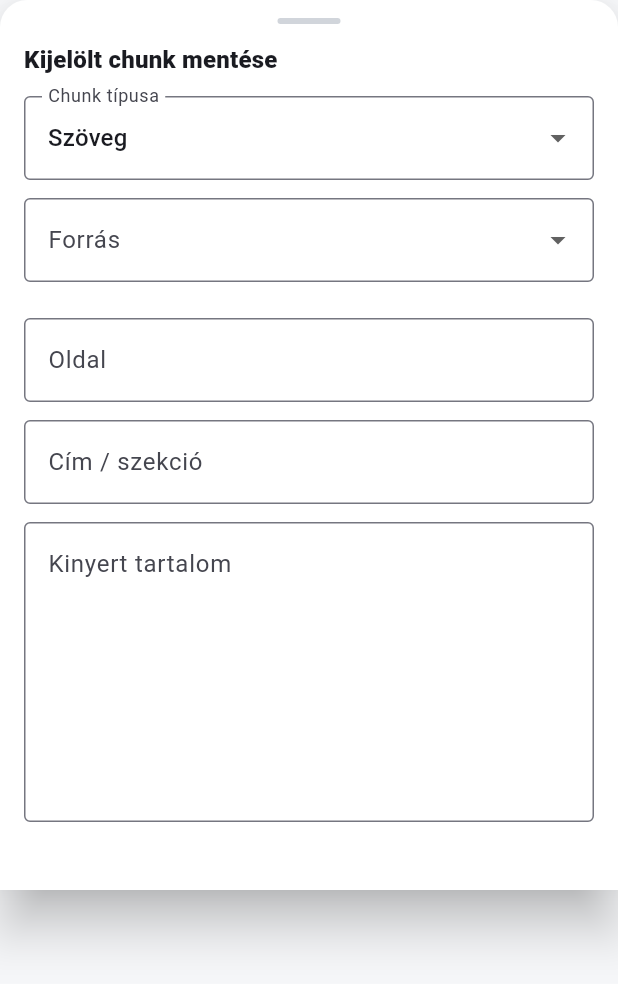
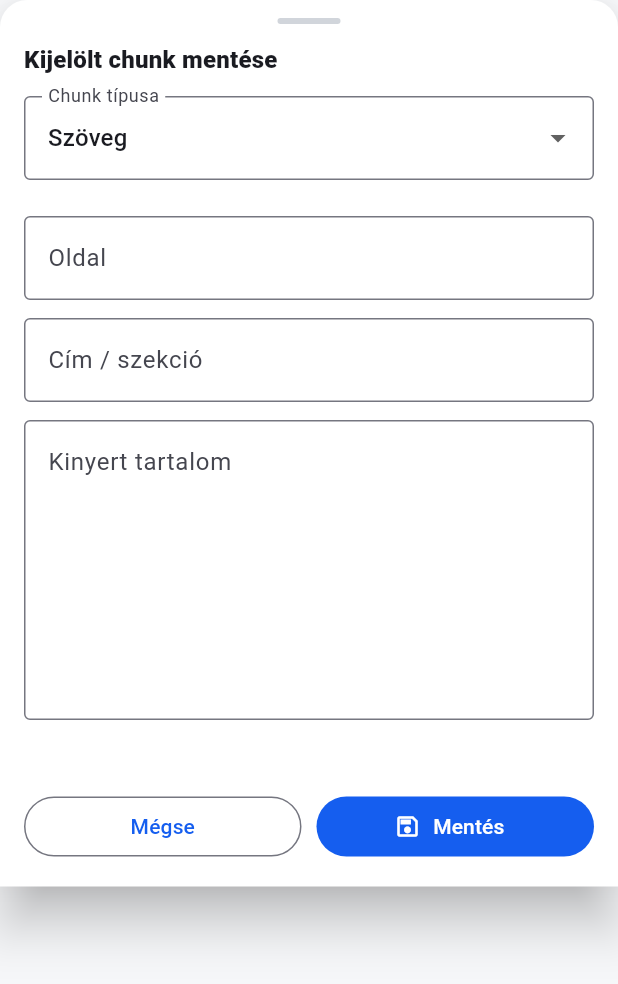
Before and after one commit to elizerpist/djinn, a Flutter app: the _ManualChunkCard widget shown alone on an empty page, opened directly with empty values, on a phone screen of 412 x 824 dp. Shown: the top 984 px of the screen. Run offline on Flutter 3.47's test engine with Material 3 defaults, Android fonts, the phone set to English and light mode, and no system bars; our stand-ins replace file_picker, flutter_secure_storage, flutter_tts, objectbox, pdf, permission_handler and 2 more; missing offline and left inert: google_mlkit_text_recognition, pdfrx, record, whisper_ggml; accounts and stored records are empty; generated files the repository leaves out were written again.

Commit message:
fix: stabilize manual chunk sheet

```diff
--- a/lib/src/knowledge/ui/manual_chunk_editor_screen.dart
+++ b/lib/src/knowledge/ui/manual_chunk_editor_screen.dart
@@ -10,8 +10,15 @@ import '../data/mlkit_ocr_engine.dart';
 import '../data/pdfrx_local_page_extractor.dart';
 import '../models/knowledge_document.dart';
 import '../models/local_extraction.dart';
-import '../../shared/ui/draggable_bottom_card.dart';
+import '../../shared/ui/inline_bottom_sheet_card.dart';
 import '../../flowchart/ui/manual_flowchart_draft_editor_screen.dart';
+
+const _manualChunkKinds = [
+  LocalChunkKind.text,
+  LocalChunkKind.list,
+  LocalChunkKind.table,
+  LocalChunkKind.flowchart,
+];
 
 IconData _staticIconForKind(LocalChunkKind kind) {
   return switch (kind) {
@@ -90,12 +97,7 @@ class _ManualChunkEditorScreenState extends State<ManualChunkEditorScreen> {
         child: ListView(
           shrinkWrap: true,
           children: [
-            for (final option in const [
-              LocalChunkKind.text,
-              LocalChunkKind.list,
-              LocalChunkKind.table,
-              LocalChunkKind.flowchart,
-            ])
+            for (final option in _manualChunkKinds)
               ListTile(
                 leading: Icon(_iconForKind(option)),
                 title: Text(option.label),
@@ -297,9 +299,18 @@ class _ManualChunkEditorScreenState extends State<ManualChunkEditorScreen> {
       if (!mounted) {
         return;
       }
+      final items = await widget.repository.listExtractedKnowledgeItems(
+        widget.document.id,
+      );
+      final manualCount = items
+          .where((item) => item.pipeline != LocalExtractionPipeline.ai)
+          .length;
+      if (!mounted) {
+        return;
+      }
       _log(
         'save complete document=${widget.document.id} kind=${_kind.wireName} '
-        'chunk=${chunk.id} status=${widget.document.status.wireName}',
+        'chunk=${chunk.id} manualCount=$manualCount',
       );
       Navigator.of(context).pop(true);
     } catch (error) {
@@ -525,11 +536,10 @@ class _ManualChunkEditorScreenState extends State<ManualChunkEditorScreen> {
               left: 0,
               right: 0,
               bottom: 0,
-              child: DraggableBottomCard(
+              child: InlineBottomSheetCard(
                 onDismiss: _cancelCard,
                 child: _ManualChunkCard(
                   kind: _kind,
-                  sourceMode: _sourceMode,
                   pageController: _pageController,
                   titleController: _titleController,
                   contentController: _contentController,
@@ -545,10 +555,6 @@ class _ManualChunkEditorScreenState extends State<ManualChunkEditorScreen> {
                     );
                     _kind = value;
                     _sourceMode = _sourceModeForKind(value);
-                  }),
-                  onSourceModeChanged: (value) => setState(() {
-                    _log('card source changed from=$_sourceMode to=$value');
-                    _sourceMode = value;
                   }),
                   onTableAction: _applyTableAction,
                   onFlowchartAction: _applyFlowchartAction,
@@ -843,7 +849,6 @@ class _ExtractionBoxHeader extends StatelessWidget {
 class _ManualChunkCard extends StatelessWidget {
   const _ManualChunkCard({
     required this.kind,
-    required this.sourceMode,
     required this.pageController,
     required this.titleController,
     required this.contentController,
@@ -853,7 +858,6 @@ class _ManualChunkCard extends StatelessWidget {
     required this.tableRows,
     required this.tableColumns,
     required this.onKindChanged,
-    required this.onSourceModeChanged,
     required this.onTableAction,
     required this.onFlowchartAction,
     required this.onCancel,
@@ -862,7 +866,6 @@ class _ManualChunkCard extends StatelessWidget {
   });
 
   final LocalChunkKind kind;
-  final String sourceMode;
   final TextEditingController pageController;
   final TextEditingController titleController;
   final TextEditingController contentController;
@@ -872,7 +875,6 @@ class _ManualChunkCard extends StatelessWidget {
   final int tableRows;
   final int tableColumns;
   final ValueChanged<LocalChunkKind> onKindChanged;
-  final ValueChanged<String> onSourceModeChanged;
   final ValueChanged<String> onTableAction;
   final ValueChanged<String> onFlowchartAction;
   final VoidCallback onCancel;
@@ -888,7 +890,10 @@ class _ManualChunkCard extends StatelessWidget {
         elevation: 14,
         color: Colors.white,
         borderRadius: const BorderRadius.vertical(top: Radius.circular(18)),
-        child: ConstrainedBox(
+        child: Column(
+          mainAxisSize: MainAxisSize.min,
+          children: [
+            ConstrainedBox(
               constraints: BoxConstraints(
                 maxHeight: MediaQuery.sizeOf(context).height * 0.72,
               ),
@@ -924,7 +929,7 @@ class _ManualChunkCard extends StatelessWidget {
                         border: OutlineInputBorder(),
                       ),
                       items: [
-                    for (final option in LocalChunkKind.values)
+                        for (final option in _manualChunkKinds)
                           DropdownMenuItem(
                             value: option,
                             child: Text(option.label),
@@ -933,38 +938,6 @@ class _ManualChunkCard extends StatelessWidget {
                       onChanged: (value) {
                         if (value != null) {
                           onKindChanged(value);
-                    }
-                  },
-                ),
-                const SizedBox(height: 12),
-                DropdownButtonFormField<String>(
-                  key: const Key('manual-chunk-source-field'),
-                  initialValue: sourceMode,
-                  decoration: const InputDecoration(
-                    labelText: 'Forrás',
-                    border: OutlineInputBorder(),
-                  ),
-                  items: const [
-                    DropdownMenuItem(
-                      value: 'pdf_text',
-                      child: Text('PDF szövegrétegből'),
-                    ),
-                    DropdownMenuItem(
-                      value: 'ocr_image',
-                      child: Text('Képből / OCR-ból'),
-                    ),
-                    DropdownMenuItem(
-                      value: 'table',
-                      child: Text('Táblázatból'),
-                    ),
-                    DropdownMenuItem(
-                      value: 'flowchart',
-                      child: Text('Flowchartból'),
-                    ),
-                  ],
-                  onChanged: (value) {
-                    if (value != null) {
-                      onSourceModeChanged(value);
                         }
                       },
                     ),
@@ -1070,6 +1043,8 @@ class _ManualChunkCard extends StatelessWidget {
                   ],
                 ),
               ),
+            ),
+          ],
         ),
       ),
     );
```
Also changed, not shown: lib/src/shared/ui/inline_bottom_sheet_card.dart (added, +54 -0 lines), 1 other file. Lines whose indentation alone changed are shown as unchanged.
